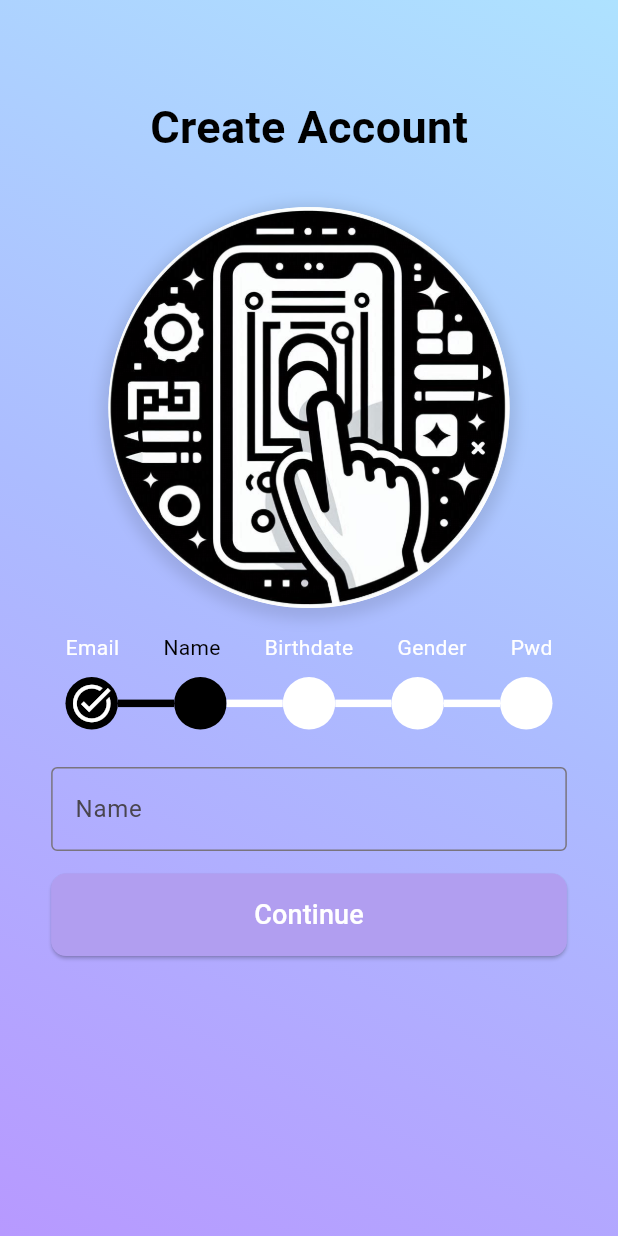
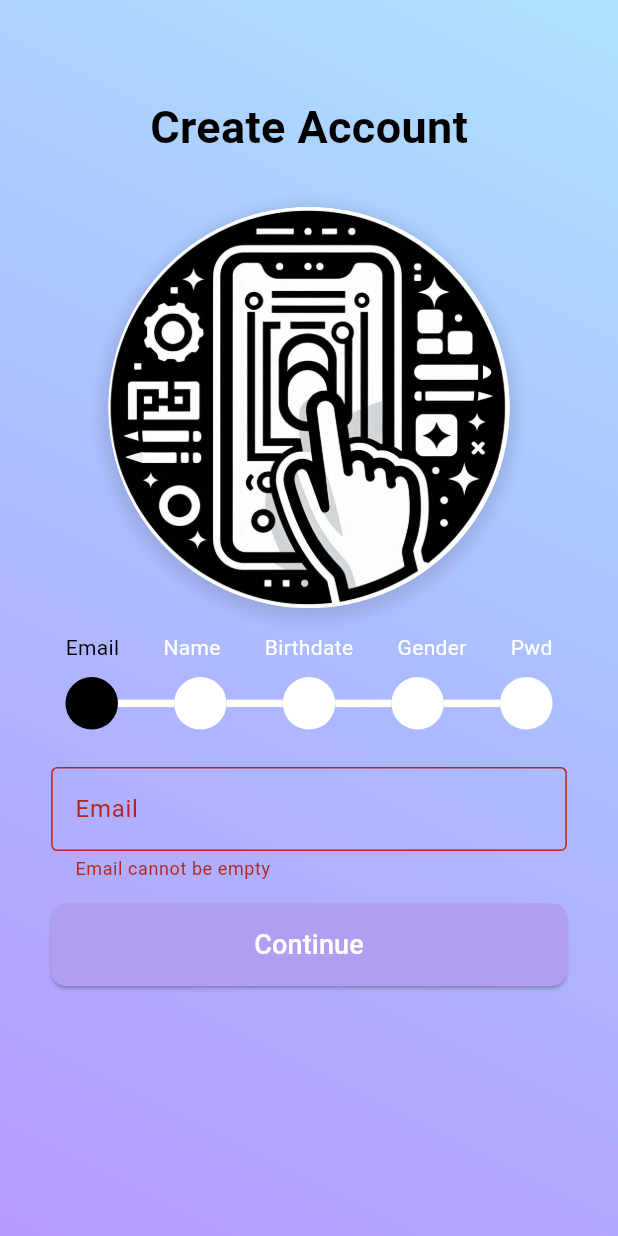
Before and after one commit to peri-Bot/Mobile-App-for-Multi-Modal-Behavioral-Data-Collection-BahriApp, a Flutter app: the SignupScreen screen opened directly, after a tap on "Continue", on a phone screen of 412 x 824 dp. Run offline on Flutter 3.47's test engine with Material 3 defaults, Android fonts, the phone set to English and light mode, and no system bars; our stand-ins replace firebase_core, flutter_svg; missing offline and left inert: dart:ffi; accounts and stored records are empty; Roboto replaces fonts that are missing (assets/fonts/Poppins-Bold.ttf, assets/fonts/Poppins-SemiBold.ttf).

Commit message:
Added innput validation for the signup page [except for passowrd]. [also 2 step for "tech literacy level" + confiramtion page not added] +

```diff
--- a/lib/screens/signup_screen.dart
+++ b/lib/screens/signup_screen.dart
@@ -2,6 +2,7 @@ import 'package:flutter/material.dart';
 //import 'package:flutter/widgets.dart';
 import 'package:bahri_app/widgets/CustomStepper.dart';
 import 'package:bahri_app/widgets/LogoCircularBorder.dart';
+import 'package:bahri_app/services/UserServices.dart';
 
 class SignupScreen extends StatefulWidget {
   const SignupScreen({super.key});
@@ -12,6 +13,15 @@ class SignupScreen extends StatefulWidget {
 
 class _SignupScreenState extends State<SignupScreen> {
   int _currentStep = 0;
+  bool _visibleBackBtn = false;
+  String? _error;
+  final TextEditingController _emailController = TextEditingController();
+  final TextEditingController _nameController = TextEditingController();
+  final TextEditingController _birthdateController = TextEditingController();
+  final TextEditingController _passwordController = TextEditingController();
+  final TextEditingController _confirmPasswordController =
+      TextEditingController();
+  String? _selectedGender;
 
   @override
   Widget build(BuildContext context) {
@@ -95,7 +105,18 @@ class _SignupScreenState extends State<SignupScreen> {
                   child: ElevatedButton(
                     onPressed: () {
                       setState(() {
+                        var errRetrun = validate(_currentStep);
+                        if (errRetrun.isEmpty || errRetrun == "") {
                           _currentStep++;
+                          if (_currentStep > 0) {
+                            _visibleBackBtn = true;
+                          } else if (_currentStep <= 0) {
+                            _visibleBackBtn = false;
+                          }
+                          _error = null;
+                        } else {
+                          _error = errRetrun;
+                        }
                       });
                     },
                     style: ElevatedButton.styleFrom(
@@ -115,6 +136,43 @@ class _SignupScreenState extends State<SignupScreen> {
                       ),
                     ),
                   ),
+                ),
+                const Divider(color: Colors.transparent),
+                FractionallySizedBox(
+                  widthFactor: 0.9,
+                  child: Visibility(
+                    visible: _visibleBackBtn,
+                    child: ElevatedButton(
+                      onPressed: () {
+                        setState(() {
+                          _currentStep--;
+                          if (_currentStep > 0) {
+                            _visibleBackBtn = true;
+                          } else if (_currentStep <= 0) {
+                            _visibleBackBtn = false;
+                          }
+                          _error = null;
+                        });
+                      },
+                      style: ElevatedButton.styleFrom(
+                        backgroundColor:
+                            const Color.fromARGB(255, 255, 255, 255),
+                        minimumSize: const Size(double.infinity, 55),
+                        shape: RoundedRectangleBorder(
+                          borderRadius: BorderRadius.circular(10),
+                        ),
+                      ),
+                      child: const Text(
+                        'Back',
+                        style: TextStyle(
+                          fontSize: 18,
+                          color: Color.fromARGB(255, 0, 0, 0),
+                          fontFamily: "assets/fonts/Poppins-SemiBold.ttf",
+                          //fontWeight: FontWeight.bold,
+                        ),
+                      ),
+                    ),
+                  ),
                 )
               ],
             ),
@@ -123,25 +181,44 @@ class _SignupScreenState extends State<SignupScreen> {
       )),
     );
   }
-}
 
-Widget changeTextBox(int currentStep, BuildContext context) {
+  Widget changeTextBox(
+    int currentStep,
+    BuildContext context,
+  ) {
     switch (currentStep) {
       case 0:
-      return const TextField(
+        return StatefulBuilder(
+          builder:
+              (BuildContext context, void Function(void Function()) setState) {
+            return TextField(
+              controller: _emailController,
               decoration: InputDecoration(
                 labelText: 'Email',
-          border: OutlineInputBorder(),
+                errorText: _error,
+                border: const OutlineInputBorder(),
               ),
             );
+          },
+        );
       case 1:
-      return const TextField(
+        return StatefulBuilder(
+          builder:
+              (BuildContext context, void Function(void Function()) setState) {
+            return TextField(
+              controller: _nameController,
               decoration: InputDecoration(
                 labelText: 'Name',
-          border: OutlineInputBorder(),
+                errorText: _error,
+                border: const OutlineInputBorder(),
               ),
             );
+          },
+        );
       case 2:
+        return StatefulBuilder(
+          builder:
+              (BuildContext context, void Function(void Function()) setState) {
             return GestureDetector(
               onTap: () async {
                 DateTime? pickedDate = await showDatePicker(
@@ -151,24 +228,36 @@ Widget changeTextBox(int currentStep, BuildContext context) {
                   lastDate: DateTime.now(),
                 );
                 if (pickedDate != null) {
-            // You can format the picked date and set it to a TextEditingController to display it
+                  setState(() {
+                    _birthdateController.text =
+                        "${pickedDate.toLocal()}".split(' ')[0];
+                  });
                 }
               },
-        child: const AbsorbPointer(
+              child: AbsorbPointer(
                 child: TextField(
+                  controller: _birthdateController,
                   decoration: InputDecoration(
                     labelText: 'Birthdate',
-              border: OutlineInputBorder(),
+                    errorText: _error,
+                    border: const OutlineInputBorder(),
                   ),
                 ),
               ),
             );
+          },
+        );
       case 3:
+        return StatefulBuilder(
+          builder:
+              (BuildContext context, void Function(void Function()) setState) {
             return DropdownButtonFormField<String>(
-        decoration: const InputDecoration(
+              decoration: InputDecoration(
                 labelText: 'Gender',
-          border: OutlineInputBorder(),
+                errorText: _error,
+                border: const OutlineInputBorder(),
               ),
+              value: _selectedGender,
               items: ['Male', 'Female'].map((String value) {
                 return DropdownMenuItem<String>(
                   value: value,
@@ -176,30 +265,79 @@ Widget changeTextBox(int currentStep, BuildContext context) {
                 );
               }).toList(),
               onChanged: (newValue) {
-          // Handle change
+                setState(() {
+                  _selectedGender = newValue;
+                });
+              },
+            );
           },
         );
       case 4:
-      return const Column(
+        return StatefulBuilder(
+          builder:
+              (BuildContext context, void Function(void Function()) setState) {
+            return Column(
               children: [
                 TextField(
+                  controller: _passwordController,
                   obscureText: true,
                   decoration: InputDecoration(
                     labelText: 'Password',
-              border: OutlineInputBorder(),
+                    errorText: _error,
+                    border: const OutlineInputBorder(),
                   ),
                 ),
-          SizedBox(height: 15),
+                const SizedBox(height: 15),
                 TextField(
+                  controller: _confirmPasswordController,
                   obscureText: true,
-            decoration: InputDecoration(
+                  decoration: const InputDecoration(
                     labelText: 'Confirm Password',
                     border: OutlineInputBorder(),
                   ),
                 ),
               ],
             );
+          },
+        );
       default:
         return Container();
     }
   }
+
+  String validate(int currentStep) {
+    UserServices usrsrvs = UserServices();
+    var error = "";
+    switch (currentStep) {
+      case 0:
+        error = usrsrvs.validateUserInput(email: _emailController.text.trim());
+      case 1:
+        String? fname;
+        if (_nameController.text.trim().isEmpty) {
+          fname = _nameController.text;
+        } else if (_nameController.text.trim().isNotEmpty &&
+            (!_nameController.text.trimRight().contains(" ") ||
+                _nameController.text.trim().length <= 2)) {
+          fname = _nameController.text.trim();
+        }
+        if (fname != null) {
+          error = usrsrvs.validateUserInput(firstName: fname);
+        }
+        if (error.isEmpty) {
+          error = usrsrvs.validateUserInput(
+              lastName: _nameController.text.trim().isNotEmpty &&
+                      !_nameController.text.trimRight().contains(" ")
+                  ? ""
+                  : _nameController.text.trim().split(" ")[1]);
+        }
+      case 2:
+        error = usrsrvs.validateUserInput(
+            birthdate: _birthdateController.text.trim());
+      case 3:
+        error = usrsrvs.validateUserInput(gender: _selectedGender);
+      default:
+        error = "";
+    }
+    return error;
+  }
+}
--- a/lib/services/UserServices.dart
+++ b/lib/services/UserServices.dart
@@ -29,4 +29,67 @@ class UserServices {
       teamId: teamId,
     );
   }
+
+  // Method to validate user input fields
+  String validateUserInput({
+    String? firstName,
+    String? lastName,
+    String? email,
+    String? password,
+    String? birthdate,
+    String? gender = "-1",
+  }) {
+    String error = "";
+    if (email != null) {
+      if (email.isEmpty) {
+        error = 'Email cannot be empty';
+      } else if (!RegExp(r'^[^@]+@[^@]+\.[^@]+').hasMatch(email)) {
+        error = 'Invalid email format';
+      }
+      return error;
+    }
+    if (firstName != null) {
+      if (firstName.isEmpty) {
+        error = 'First name cannot be empty';
+      } else if (RegExp(r'\d').hasMatch(firstName)) {
+        error = 'First name cannot contain a digit';
+      } else if (firstName.length <= 2) {
+        error = 'First name must be at least 3 characters long';
+      }
+      return error;
+    }
+    if (lastName != null) {
+      if (lastName.isEmpty) {
+        error = 'Last name cannot be empty';
+      } else if (RegExp(r'\d').hasMatch(lastName)) {
+        error = 'First name cannot contain a digit';
+      } else if (lastName.length <= 2) {
+        error = 'Last name must be at least 3 characters long';
+      }
+      return error;
+    }
+    if (birthdate != null) {
+      if (birthdate.isEmpty) {
+        error = 'Chose a valid Birthdate';
+      }
+      return error;
+    }
+    if (gender != "-1") {
+      if (gender == null) {
+        error = 'Chose male or female';
+      }
+      return error;
+    }
+
+    if (password != null) {
+      if (password.isEmpty) {
+        error = 'Password cannot be empty';
+      } else if (password.length < 6) {
+        error = 'Password must be at least 6 characters long';
+      }
+      return error;
+    }
+
+    return error;
+  }
 }
```
Lines whose indentation alone changed are shown as unchanged.
